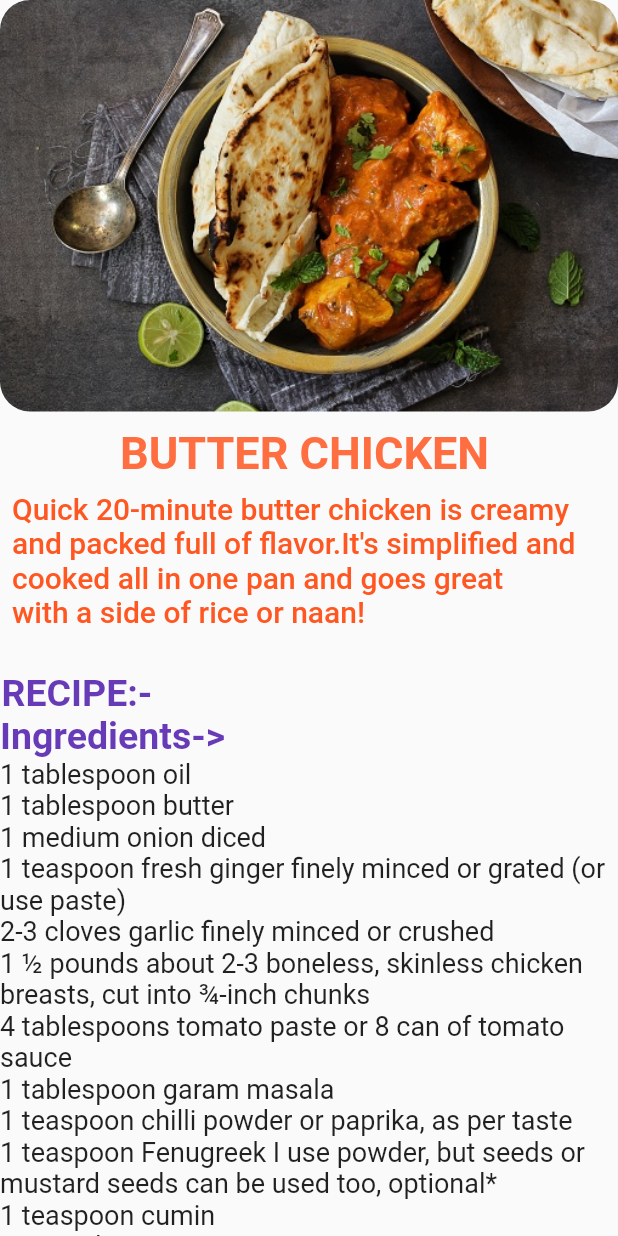
After one commit to 1SachinKumar1/Recipe.app, a Flutter app: the Butter screen opened directly, on a phone screen of 412 x 824 dp. The commit adds this screen. Run offline on Flutter 3.47's test engine with Material 2 defaults, Android fonts, the phone set to English and light mode, and no system bars; our stand-ins replace firebase_auth, firebase_core; accounts and stored records are empty.

Commit message:
added new recipe

```diff
--- /dev/null
+++ b/lib/Recipes/ButterChicken.dart
@@ -0,0 +1,102 @@
+import 'package:flutter/material.dart';
+class Butter extends StatelessWidget {
+  const Butter({Key? key}) : super(key: key);
+
+  @override
+  Widget build(BuildContext context) {
+    return Scaffold(
+        // backgroundColor: Colors.grey,
+        body: SingleChildScrollView(
+      child: Column(crossAxisAlignment: CrossAxisAlignment.start, children: [
+        ClipRRect(
+          borderRadius: BorderRadius.circular(20),
+          child: Image.asset("assets/images/butterchicken.png"),
+        ),
+        const Padding(
+          padding: EdgeInsets.only(left: 80.0, top: 10),
+          child: Text(
+            "BUTTER CHICKEN",
+            style: TextStyle(
+                fontSize: 30,
+                fontWeight: FontWeight.bold,
+                color: Colors.deepOrangeAccent),
+          ),
+        ),
+        const Padding(
+          padding: EdgeInsets.all(8.0),
+          child: Text(
+            "Quick 20-minute butter chicken is creamy and packed full of flavor."
+            "It's simplified and cooked all in one pan and goes great\nwith a side of rice or naan! ",
+            style: TextStyle(
+                fontSize: 20,
+                fontWeight: FontWeight.w500,
+                color: Colors.deepOrange),
+          ),
+        ),
+        const SizedBox(
+          height: 20,
+        ),
+        Padding(
+          padding: const EdgeInsets.only(left: 1.0),
+          child: Text(
+            "RECIPE:-",
+            style: TextStyle(
+                fontWeight: FontWeight.bold,
+                fontSize: 25,
+                color: Colors.deepPurple.shade500),
+          ),
+        ),
+        const Text(
+          "Ingredients->",
+          style: TextStyle(fontSize: 25,fontWeight: FontWeight.bold,color: Colors.deepPurple),
+        ),
+        const Text(
+          "1 tablespoon oil\n1 tablespoon butter\n1 medium onion diced\n1 teaspoon fresh ginger finely minced or grated (or use paste)"
+          "\n2-3 cloves garlic finely minced or crushed\n1 ½ pounds about 2-3 boneless, skinless chicken breasts, cut into ¾-inch chunks"
+          "\n4 tablespoons tomato paste or 8 can of tomato sauce\n1 tablespoon garam masala"
+          "\n1 teaspoon chilli powder or paprika, as per taste\n1 teaspoon Fenugreek I use powder, but seeds or mustard seeds can be used too, optional*"
+          "\n1 teaspoon cumin\n1 tsp salt"
+          "\n1/4 tsp black pepper\n1 cup heavy cream sub for half & half or yogurt for low fat\nHot cooked rice and naan for serving",
+          style: TextStyle(fontSize: 18),
+        ),
+        const SizedBox(
+          height: 20,
+        ),
+        const Text(
+          "Instructions->",
+          style: TextStyle(fontSize: 25,fontWeight: FontWeight.bold,color: Colors.deepPurple),
+        ),
+        const Text(
+          "1.Heat a large skillet or medium saucepan over medium-high heat. Add the oil, butter, and onions and cook onions down until lightly golden, about 3-4 minutes."
+          " Add ginger and garlic and let cook for 30 seconds, stirring so it doesn’t burn.",
+          style: TextStyle(fontSize: 18),
+        ),
+        const SizedBox(
+          height: 18,
+        ),
+        const Text(
+          "2.Add the chicken, tomato paste, and spices. Cook for 5-6 minutes or until everything is cooked through.",
+          style: TextStyle(fontSize: 18),
+        ),
+        const SizedBox(
+          height: 18,
+        ),
+        const Text(
+          "3.Add the heavy cream and simmer for 8-10 minutes stirring occasionally. Serve over Basmati rice or with naan.",
+          style: TextStyle(fontSize: 18),
+        ),
+        const SizedBox(
+          height: 20,
+        ),
+        const Text(
+          "Nutrition->",
+          style: TextStyle(fontSize: 25,fontWeight: FontWeight.bold,color: Colors.deepPurple),
+        ),
+        const Text(
+          "Serving: 1serving | Calories: 491kcal | Carbohydrates: 9g | Protein: 39g | Fat: 33g | Saturated Fat: 17g | Cholesterol: 198mg | Sodium: 963mg | Potassium: 895mg | Fiber: 2g | Sugar: 3g | Vitamin A: 1405IU | Vitamin C: 8mg | Calcium: 67mg | Iron: 2mg",
+          style: TextStyle(fontSize: 18),
+        )
+      ]),
+    ));
+  }
+}
--- a/lib/sign_up.dart
+++ b/lib/sign_up.dart
@@ -1,6 +1,5 @@
 import 'package:flutter/material.dart';
 import 'package:firebase_auth/firebase_auth.dart';
-
 import 'login.dart';
 
 class SignUp extends StatefulWidget {
```
Also changed, not shown: lib/Recipes/FishCurry.dart (added, +85 -0 lines), lib/Recipes/gulabJamun.dart (added, +84 -0 lines), lib/homePage.dart (+30 -9 lines), assets/images/butterchicken.png (added), assets/images/fish.png (added), assets/images/gulab.png (added), assets/images/jamun.png.
